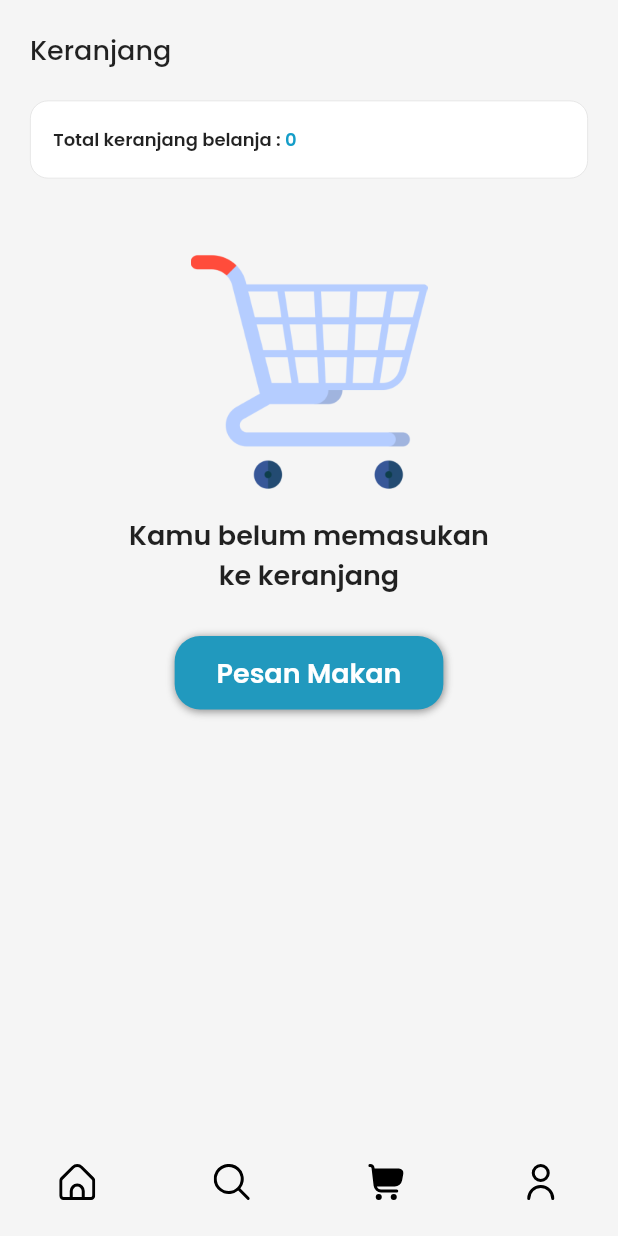
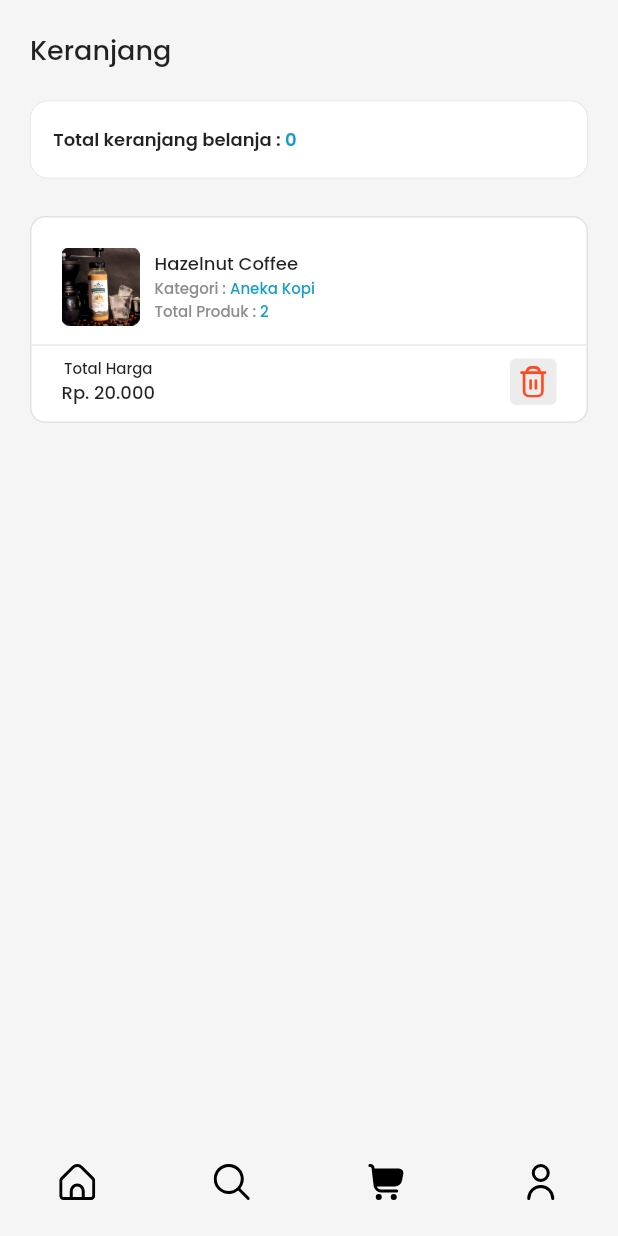
Before and after one commit to anugrahsputra/kantin_online, a Flutter app: the Mainscreen screen opened by its route, item 3 of the bottom bar chosen, on a phone screen of 412 x 824 dp. Run offline on Flutter 3.47's test engine with Material 2 defaults, Android fonts, the phone set to English and light mode, and no system bars; our stand-ins replace carousel_slider, flutter_svg, google_fonts, smooth_page_indicator.

Commit message:
create cart card

```diff
--- a/lib/screens/home/cartscreen.dart
+++ b/lib/screens/home/cartscreen.dart
@@ -1,7 +1,8 @@
 import 'package:flutter/material.dart';
-import 'package:kantin_online/screens/trendproducts_screen.dart';
 
 import '../../constant.dart';
+import '../../widget/cart_card.dart';
+import '../trendproducts_screen.dart';
 
 class Cartscreen extends StatelessWidget {
   const Cartscreen({Key? key}) : super(key: key);
@@ -26,7 +27,11 @@ class Cartscreen extends StatelessWidget {
 
     Widget cartCount() {
       return Container(
-        margin: const EdgeInsets.symmetric(horizontal: defaultMargin1),
+        margin: const EdgeInsets.only(
+          left: defaultMargin1,
+          right: defaultMargin1,
+          bottom: defaultMargin2,
+        ),
         padding: const EdgeInsets.only(left: defaultPadding1),
         width: MediaQuery.of(context).size.width,
         height: 52,
@@ -130,7 +135,8 @@ class Cartscreen extends StatelessWidget {
       children: [
         title(),
         cartCount(),
-        emptyCart(),
+        // emptyCart(),
+        const CartCard(),
       ],
     );
   }
--- /dev/null
+++ b/lib/widget/cart_card.dart
@@ -0,0 +1,155 @@
+import 'package:flutter/material.dart';
+import 'package:flutter_svg/flutter_svg.dart';
+
+import '../constant.dart';
+
+class CartCard extends StatelessWidget {
+  const CartCard({Key? key}) : super(key: key);
+
+  @override
+  Widget build(BuildContext context) {
+    return Container(
+      margin: const EdgeInsets.only(
+        left: defaultMargin1,
+        right: defaultMargin1,
+        bottom: 18,
+      ),
+      width: MediaQuery.of(context).size.width,
+      height: 138,
+      decoration: BoxDecoration(
+        border: Border.all(
+          color: const Color(0xffE2E2E2),
+        ),
+        borderRadius: BorderRadius.circular(10),
+        color: Colors.white,
+      ),
+      child: Column(
+        children: [
+          Container(
+            margin: const EdgeInsets.only(
+              left: defaultMargin1,
+              top: defaultMargin1,
+              bottom: 5,
+            ),
+            child: Row(
+              children: [
+                Image.asset(
+                  'assets/images/kopi.png',
+                  width: 52,
+                ),
+                const SizedBox(
+                  width: 10,
+                ),
+                Column(
+                  crossAxisAlignment: CrossAxisAlignment.start,
+                  children: [
+                    Text(
+                      'Hazelnut Coffee',
+                      style: primaryText.copyWith(
+                        fontSize: 12,
+                        fontWeight: medium,
+                      ),
+                    ),
+                    RichText(
+                      text: TextSpan(
+                        children: [
+                          TextSpan(
+                            text: 'Kategori : ',
+                            style: primaryText.copyWith(
+                              fontSize: 10,
+                              fontWeight: medium,
+                              color: const Color(0xff8D8D8D),
+                            ),
+                          ),
+                          TextSpan(
+                            text: 'Aneka Kopi',
+                            style: primaryText.copyWith(
+                              fontSize: 10,
+                              fontWeight: medium,
+                              color: blueColor2,
+                            ),
+                          ),
+                        ],
+                      ),
+                    ),
+                    RichText(
+                      text: TextSpan(
+                        children: [
+                          TextSpan(
+                            text: 'Total Produk : ',
+                            style: primaryText.copyWith(
+                              fontSize: 10,
+                              fontWeight: medium,
+                              color: const Color(0xff8D8D8D),
+                            ),
+                          ),
+                          TextSpan(
+                            text: '2',
+                            style: primaryText.copyWith(
+                              fontSize: 10,
+                              fontWeight: medium,
+                              color: blueColor2,
+                            ),
+                          ),
+                        ],
+                      ),
+                    ),
+                  ],
+                ),
+              ],
+            ),
+          ),
+          const Divider(
+            color: Color(0xffE8E8E8),
+            thickness: 1,
+          ),
+          Container(
+            margin: const EdgeInsets.only(
+              left: defaultMargin1,
+              right: defaultMargin1,
+              bottom: 10,
+            ),
+            child: Row(
+              mainAxisAlignment: MainAxisAlignment.spaceBetween,
+              children: [
+                Column(
+                  children: [
+                    Text(
+                      'Total Harga',
+                      style: primaryText.copyWith(
+                        fontSize: 10,
+                        fontWeight: medium,
+                      ),
+                    ),
+                    Text(
+                      'Rp. 20.000',
+                      style: primaryText.copyWith(
+                        fontSize: 12,
+                        fontWeight: medium,
+                      ),
+                    ),
+                  ],
+                ),
+                GestureDetector(
+                  onTap: () {},
+                  child: Container(
+                    padding: const EdgeInsets.all(5),
+                    width: 31,
+                    height: 31,
+                    decoration: BoxDecoration(
+                      borderRadius: BorderRadius.circular(4),
+                      color: const Color(0xffECECEC),
+                    ),
+                    child: SvgPicture.asset(
+                      'assets/icons/trash.svg',
+                    ),
+                  ),
+                ),
+              ],
+            ),
+          ),
+        ],
+      ),
+    );
+  }
+}
```
Also changed, not shown: assets/icons/trash.svg (added), assets/images/kopi.png (added).
